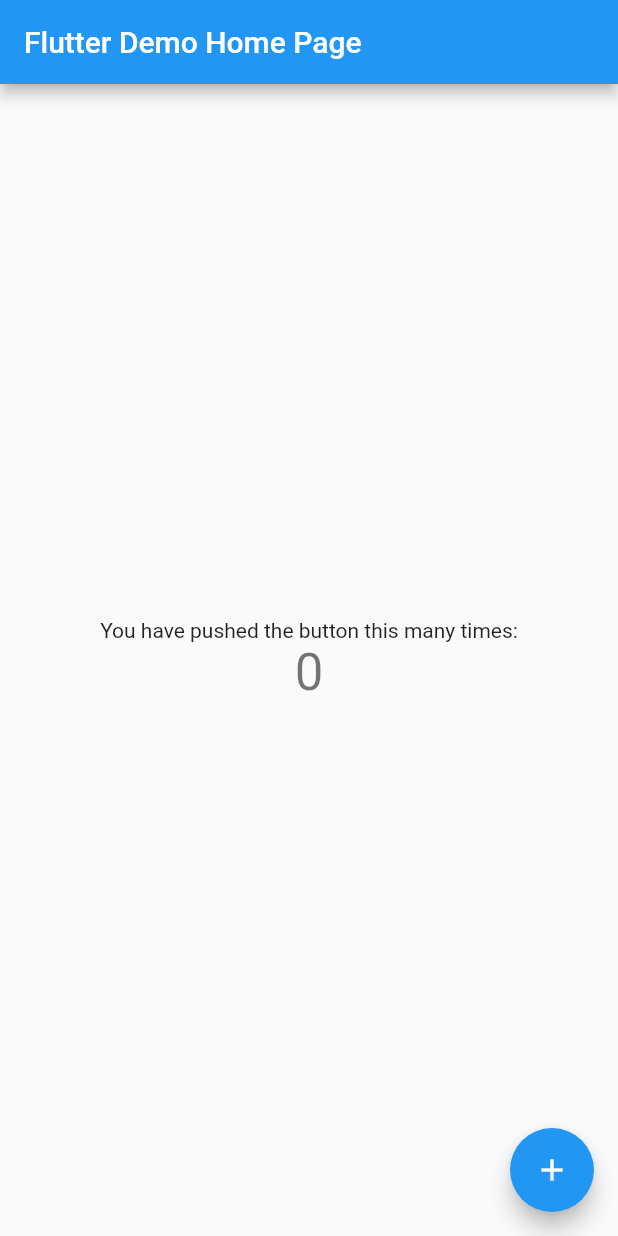
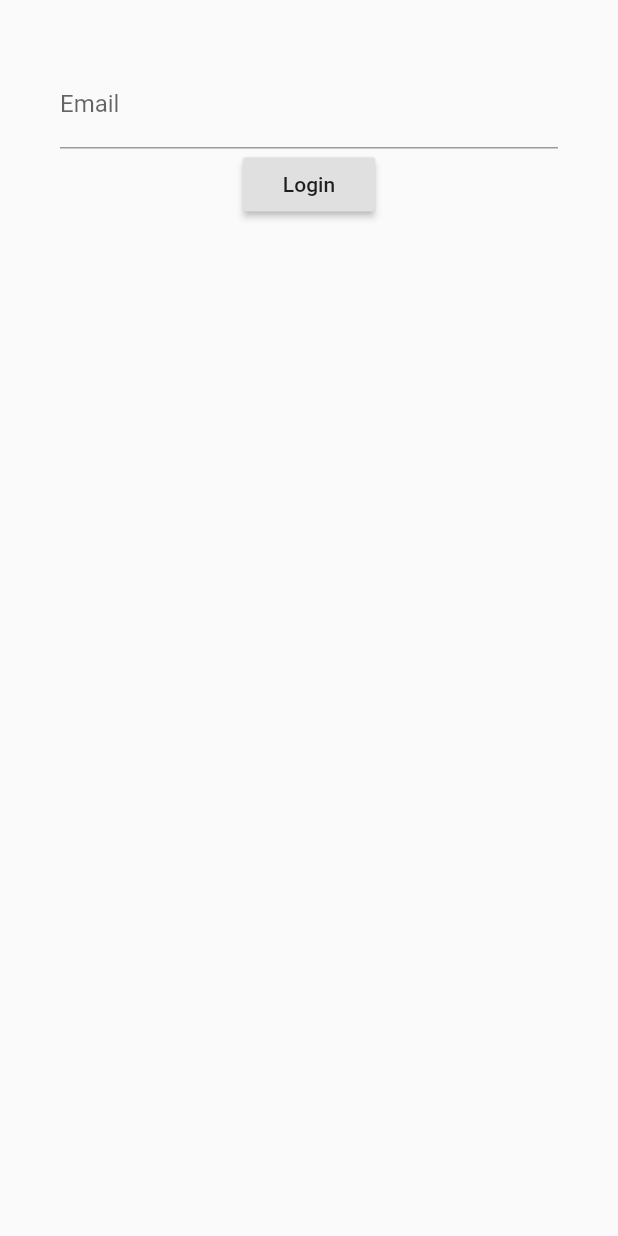
Before and after one commit to JohnPhamDeveloper/Convention_app, a Flutter app: the screen it shows after launch, on a phone screen of 412 x 824 dp. Run offline on Flutter 3.47's test engine with Material 2 defaults, Android fonts, the phone set to English and light mode, and no system bars.

Commit message:
Login form

```diff
--- a/lib/main.dart
+++ b/lib/main.dart
@@ -1,4 +1,5 @@
 import 'package:flutter/material.dart';
+import 'package:cosplay_app/screens/login_screen.dart';
 
 void main() => runApp(MyApp());
 
@@ -9,15 +10,6 @@ class MyApp extends StatelessWidget {
     return MaterialApp(
       title: 'Flutter Demo',
       theme: ThemeData(
-        // This is the theme of your application.
-        //
-        // Try running your application with "flutter run". You'll see the
-        // application has a blue toolbar. Then, without quitting the app, try
-        // changing the primarySwatch below to Colors.green and then invoke
-        // "hot reload" (press "r" in the console where you ran "flutter run",
-        // or simply save your changes to "hot reload" in a Flutter IDE).
-        // Notice that the counter didn't reset back to zero; the application
-        // is not restarted.
         primarySwatch: Colors.blue,
       ),
       home: MyHomePage(title: 'Flutter Demo Home Page'),
@@ -27,15 +19,6 @@ class MyApp extends StatelessWidget {
 
 class MyHomePage extends StatefulWidget {
   MyHomePage({Key key, this.title}) : super(key: key);
-
-  // This widget is the home page of your application. It is stateful, meaning
-  // that it has a State object (defined below) that contains fields that affect
-  // how it looks.
-
-  // This class is the configuration for the state. It holds the values (in this
-  // case the title) provided by the parent (in this case the App widget) and
-  // used by the build method of the State. Fields in a Widget subclass are
-  // always marked "final".
 
   final String title;
 
@@ -55,28 +38,16 @@ class _MyHomePageState extends State<MyHomePage> {
   @override
   Widget build(BuildContext context) {
     return Scaffold(
-      appBar: AppBar(
-        title: Text(widget.title),
-      ),
-      body: Center(
-        child: Column(
-          mainAxisAlignment: MainAxisAlignment.center,
-          children: <Widget>[
-            Text(
-              'You have pushed the button this many times:',
-            ),
-            Text(
-              '$_counter',
-              style: Theme.of(context).textTheme.display1,
-            ),
-          ],
+      body: SafeArea(
+        child: Padding(
+          padding: const EdgeInsets.all(40.0),
+          child: Column(
+            children: <Widget>[
+              LoginScreen(),
+            ],
+          ),
         ),
       ),
-      floatingActionButton: FloatingActionButton(
-        onPressed: _incrementCounter,
-        tooltip: 'Increment',
-        child: Icon(Icons.add),
-      ), // This trailing comma makes auto-formatting nicer for build methods.
     );
   }
 }
--- a/lib/screens/login_screen.dart
+++ b/lib/screens/login_screen.dart
@@ -1,4 +1,5 @@
 import 'package:flutter/material.dart';
+import 'package:cosplay_app/widgets/LoginForm.dart';
 
 class LoginScreen extends StatefulWidget {
   @override
@@ -8,6 +9,6 @@ class LoginScreen extends StatefulWidget {
 class _State extends State<LoginScreen> {
   @override
   Widget build(BuildContext context) {
-    return Container();
+    return LoginForm();
   }
 }
--- /dev/null
+++ b/lib/widgets/LoginForm.dart
@@ -0,0 +1,54 @@
+import 'package:flutter/material.dart';
+
+class LoginForm extends StatefulWidget {
+  @override
+  _LoginFormState createState() => _LoginFormState();
+}
+
+class _LoginFormState extends State<LoginForm> {
+  final _formKey = GlobalKey<FormState>();
+
+  @override
+  Widget build(BuildContext context) {
+    return Form(
+      key: _formKey,
+      child: Column(
+        children: <Widget>[
+          IconFormField(
+            hintText: "Email",
+            invalidText: "Invalid Email",
+          ),
+          RaisedButton(
+            child: Text("Login"),
+            onPressed: () {
+              if (_formKey.currentState.validate()) {
+                Scaffold.of(context)
+                    .showSnackBar(SnackBar(content: Text('Processing Data')));
+              }
+            },
+          ),
+        ],
+      ),
+    );
+  }
+}
+
+class IconFormField extends StatelessWidget {
+  final hintText;
+  final invalidText;
+
+  IconFormField({@required this.hintText, @required this.invalidText});
+
+  @override
+  Widget build(BuildContext context) {
+    return TextFormField(
+      decoration: InputDecoration(hintText: hintText, labelText: hintText),
+      validator: (value) {
+        if (value.isEmpty) {
+          return invalidText;
+        }
+        return null; // No errors
+      },
+    );
+  }
+}
```
Also changed, not shown: 3 other files.
